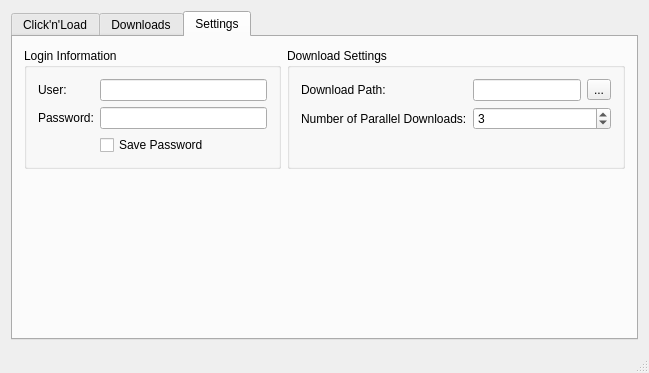
Old version of the form gui/mainwindow.ui in the repository rbrtslmn/FDP.
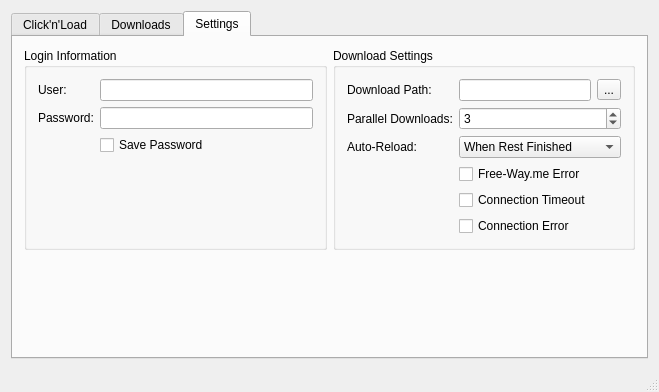
New version of the form. The open tabs and pages were chosen to show the change.

The edit to the form file:
```diff
--- a/gui/mainwindow.ui
+++ b/gui/mainwindow.ui
@@ -6,8 +6,8 @@
    <rect>
     <x>0</x>
     <y>0</y>
-    <width>649</width>
-    <height>373</height>
+    <width>659</width>
+    <height>392</height>
    </rect>
   </property>
   <property name="windowTitle">
@@ -111,6 +111,9 @@
              <string>Download Settings</string>
             </property>
             <layout class="QFormLayout" name="formLayout_3">
+             <property name="fieldGrowthPolicy">
+              <enum>QFormLayout::AllNonFixedFieldsGrow</enum>
+             </property>
              <item row="0" column="0">
               <widget class="QLabel" name="label_3">
                <property name="text">
@@ -135,7 +138,7 @@
              <item row="1" column="0">
               <widget class="QLabel" name="label_4">
                <property name="text">
-                <string>Number of Parallel Downloads:</string>
+                <string>Parallel Downloads:</string>
                </property>
               </widget>
              </item>
@@ -152,6 +155,51 @@
                </property>
               </widget>
              </item>
+             <item row="3" column="1">
+              <widget class="QCheckBox" name="checkBox_2">
+               <property name="text">
+                <string>Free-Way.me Error</string>
+               </property>
+              </widget>
+             </item>
+             <item row="4" column="1">
+              <widget class="QCheckBox" name="checkBox_3">
+               <property name="text">
+                <string>Connection Timeout</string>
+               </property>
+              </widget>
+             </item>
+             <item row="5" column="1">
+              <widget class="QCheckBox" name="checkBox_4">
+               <property name="text">
+                <string>Connection Error</string>
+               </property>
+              </widget>
+             </item>
+             <item row="2" column="1">
+              <widget class="QComboBox" name="comboBox">
+               <property name="currentIndex">
+                <number>1</number>
+               </property>
+               <item>
+                <property name="text">
+                 <string>At Occurrence</string>
+                </property>
+               </item>
+               <item>
+                <property name="text">
+                 <string>When Rest Finished</string>
+                </property>
+               </item>
+              </widget>
+             </item>
+             <item row="2" column="0">
+              <widget class="QLabel" name="label_5">
+               <property name="text">
+                <string>Auto-Reload:</string>
+               </property>
+              </widget>
+             </item>
             </layout>
            </widget>
           </item>
```
Left out of the diff: 29 changed lines with no effect on the pictures.
